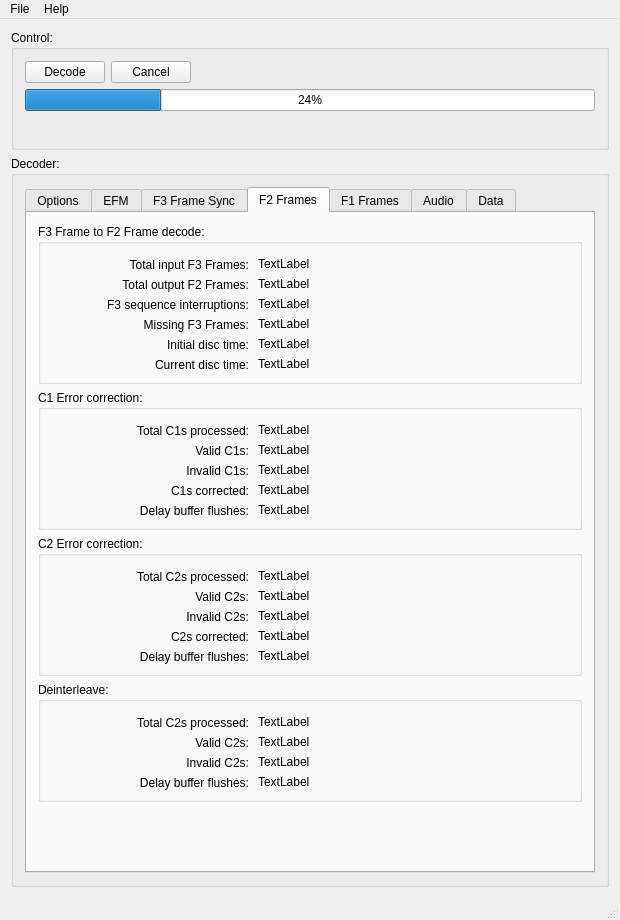
happycube/ld-decode, file tools/ld-process-efm/mainwindow.ui: the form before one commit.
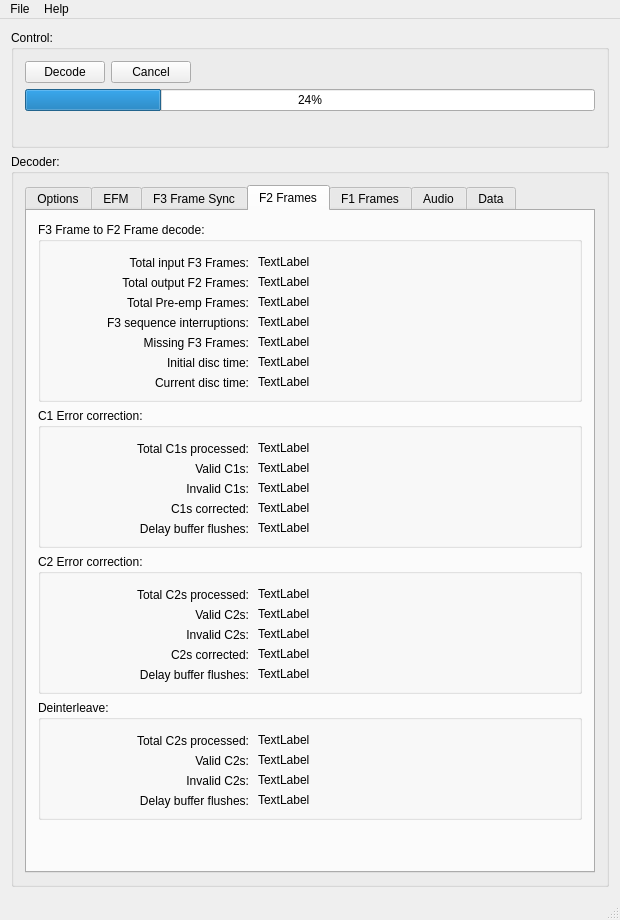
The form after the commit. The open tabs and pages were chosen to show the change. Icons and pictures are not drawn.

```diff
--- a/tools/ld-process-efm/mainwindow.ui
+++ b/tools/ld-process-efm/mainwindow.ui
@@ -1028,7 +1028,7 @@
                <property name="minimumSize">
                 <size>
                  <width>0</width>
-                 <height>160</height>
+                 <height>180</height>
                 </size>
                </property>
                <property name="title">
@@ -1083,7 +1083,7 @@
                 <property name="geometry">
                  <rect>
                   <x>10</x>
-                  <y>70</y>
+                  <y>90</y>
                   <width>201</width>
                   <height>21</height>
                  </rect>
@@ -1099,7 +1099,7 @@
                 <property name="geometry">
                  <rect>
                   <x>10</x>
-                  <y>90</y>
+                  <y>110</y>
                   <width>201</width>
                   <height>21</height>
                  </rect>
@@ -1115,7 +1115,7 @@
                 <property name="geometry">
                  <rect>
                   <x>10</x>
-                  <y>110</y>
+                  <y>130</y>
                   <width>201</width>
                   <height>21</height>
                  </rect>
@@ -1131,7 +1131,7 @@
                 <property name="geometry">
                  <rect>
                   <x>10</x>
-                  <y>130</y>
+                  <y>150</y>
                   <width>201</width>
                   <height>21</height>
                  </rect>
@@ -1160,7 +1160,7 @@
                 <property name="geometry">
                  <rect>
                   <x>220</x>
-                  <y>70</y>
+                  <y>90</y>
                   <width>301</width>
                   <height>20</height>
                  </rect>
@@ -1173,7 +1173,7 @@
                 <property name="geometry">
                  <rect>
                   <x>220</x>
-                  <y>90</y>
+                  <y>110</y>
                   <width>301</width>
                   <height>20</height>
                  </rect>
@@ -1186,7 +1186,7 @@
                 <property name="geometry">
                  <rect>
                   <x>220</x>
-                  <y>110</y>
+                  <y>130</y>
                   <width>301</width>
                   <height>20</height>
                  </rect>
@@ -1199,7 +1199,36 @@
                 <property name="geometry">
                  <rect>
                   <x>220</x>
-                  <y>130</y>
+                  <y>150</y>
+                  <width>301</width>
+                  <height>20</height>
+                 </rect>
+                </property>
+                <property name="text">
+                 <string>TextLabel</string>
+                </property>
+               </widget>
+               <widget class="QLabel" name="label_71">
+                <property name="geometry">
+                 <rect>
+                  <x>10</x>
+                  <y>70</y>
+                  <width>201</width>
+                  <height>21</height>
+                 </rect>
+                </property>
+                <property name="text">
+                 <string>Total Pre-emp Frames:</string>
+                </property>
+                <property name="alignment">
+                 <set>Qt::AlignRight|Qt::AlignTrailing|Qt::AlignVCenter</set>
+                </property>
+               </widget>
+               <widget class="QLabel" name="f2_f3ToF2_totalPreempFrames_label">
+                <property name="geometry">
+                 <rect>
+                  <x>220</x>
+                  <y>70</y>
                   <width>301</width>
                   <height>20</height>
                  </rect>
```
Left out of the diff: 2 changed lines with no effect on the pictures.
